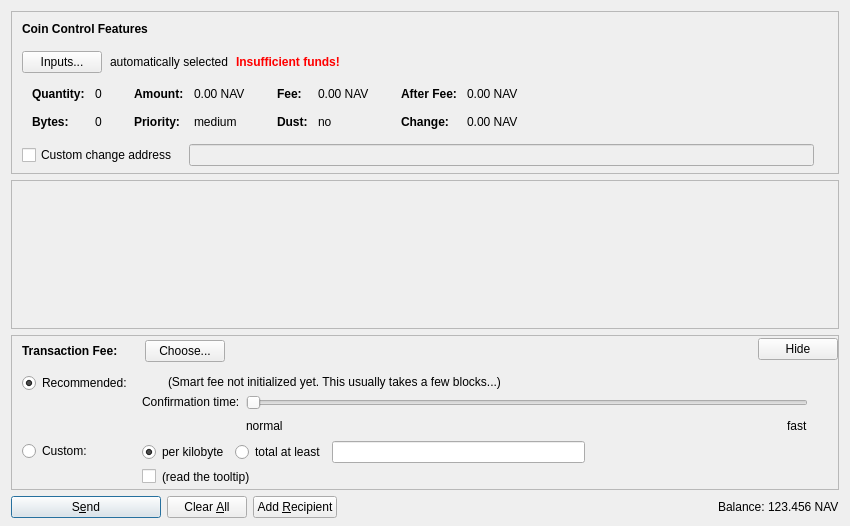
navcoin/navcoin-core, file src/qt/forms/sendcoinsdialog.ui: the form before one commit.
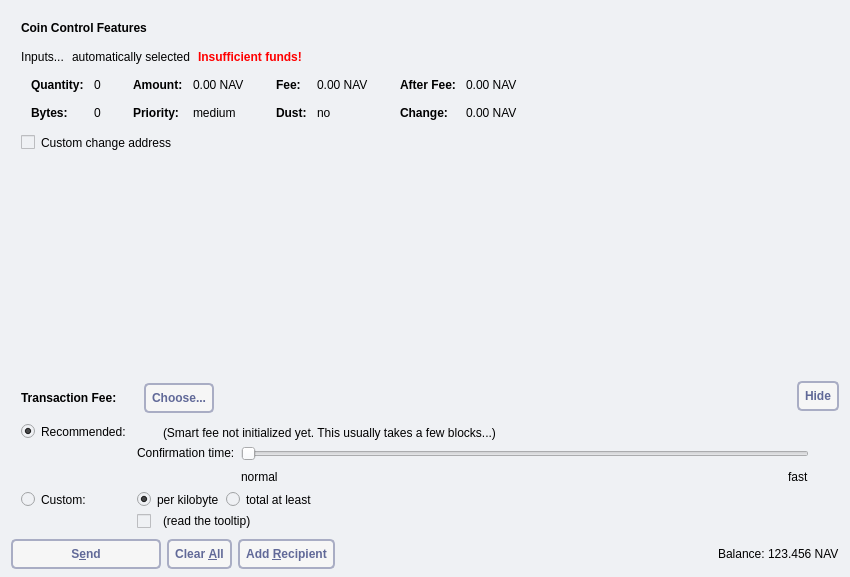
The form after the commit. Icons and pictures are not drawn. Custom widgets are drawn as their Qt base class.

```diff
--- a/src/qt/forms/sendcoinsdialog.ui
+++ b/src/qt/forms/sendcoinsdialog.ui
@@ -7,12 +7,15 @@
     <x>0</x>
     <y>0</y>
     <width>850</width>
-    <height>526</height>
+    <height>577</height>
    </rect>
   </property>
   <property name="windowTitle">
    <string>Send Coins</string>
   </property>
+  <property name="styleSheet">
+   <string notr="true">background: #eff1f4; border: 0</string>
+  </property>
   <layout class="QVBoxLayout" name="verticalLayout" stretch="0,1,0,0">
    <property name="bottomMargin">
     <number>8</number>
@@ -616,7 +619,7 @@
        <rect>
         <x>0</x>
         <y>0</y>
-        <width>830</width>
+        <width>826</width>
         <height>104</height>
        </rect>
       </property>
@@ -766,6 +769,9 @@
               </item>
               <item>
                <widget class="QPushButton" name="buttonChooseFee">
+                <property name="styleSheet">
+                 <string notr="true"> background: #f6f6f6; border: 2px solid #a9adc4; border-radius: 5px; padding: 6px; text-transform: uppercase; color: #616998; font-weight: bold</string>
+                </property>
                 <property name="text">
                  <string>Choose...</string>
                 </property>
@@ -806,6 +812,9 @@
             <property name="toolTip">
              <string>collapse fee-settings</string>
             </property>
+            <property name="styleSheet">
+             <string notr="true"> background: #f6f6f6; border: 2px solid #a9adc4; border-radius: 5px; padding: 6px; text-transform: uppercase; color: #616998; font-weight: bold</string>
+            </property>
             <property name="text">
              <string>Hide</string>
             </property>
@@ -1201,6 +1210,9 @@
        <property name="toolTip">
         <string>Confirm the send action</string>
        </property>
+       <property name="styleSheet">
+        <string notr="true"> background: #f6f6f6; border: 2px solid #a9adc4; border-radius: 5px; padding: 6px; text-transform: uppercase; color: #616998; font-weight: bold</string>
+       </property>
        <property name="text">
         <string>S&amp;end</string>
        </property>
@@ -1227,6 +1239,9 @@
        <property name="toolTip">
         <string>Clear all fields of the form.</string>
        </property>
+       <property name="styleSheet">
+        <string notr="true"> background: #f6f6f6; border: 2px solid #a9adc4; border-radius: 5px; padding: 6px; text-transform: uppercase; color: #616998; font-weight: bold</string>
+       </property>
        <property name="text">
         <string>Clear &amp;All</string>
        </property>
@@ -1244,6 +1259,9 @@
        <property name="toolTip">
         <string>Send to multiple recipients at once</string>
        </property>
+       <property name="styleSheet">
+        <string notr="true"> background: #f6f6f6; border: 2px solid #a9adc4; border-radius: 5px; padding: 6px; text-transform: uppercase; color: #616998; font-weight: bold</string>
+       </property>
        <property name="text">
         <string>Add &amp;Recipient</string>
        </property>
```
